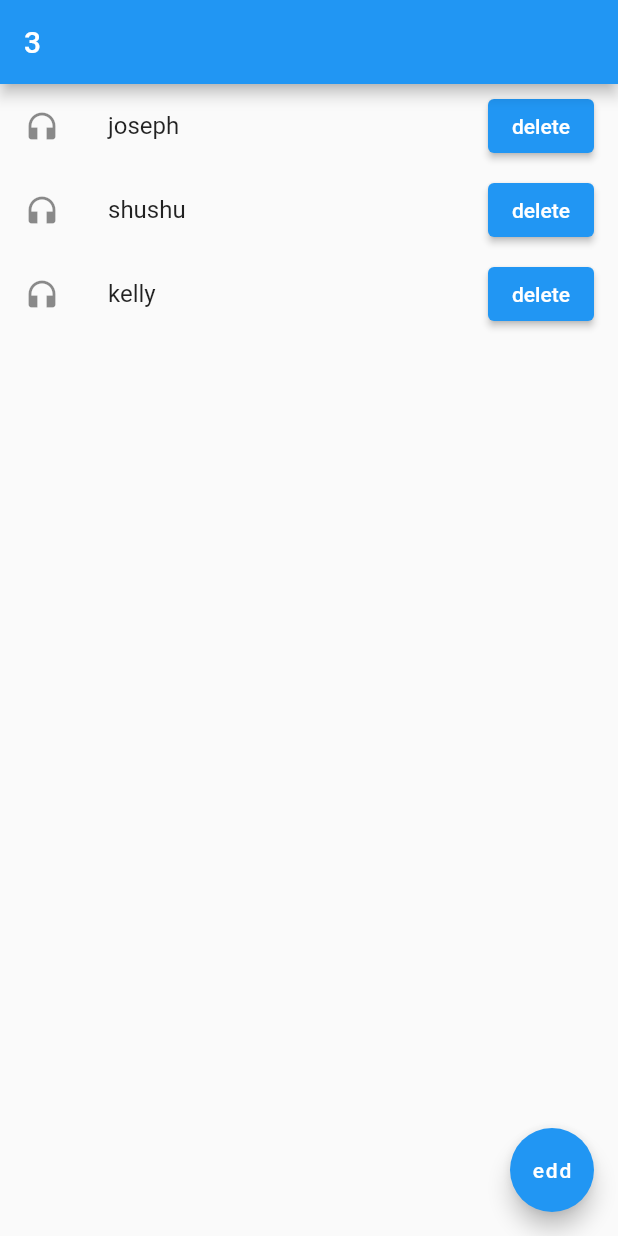
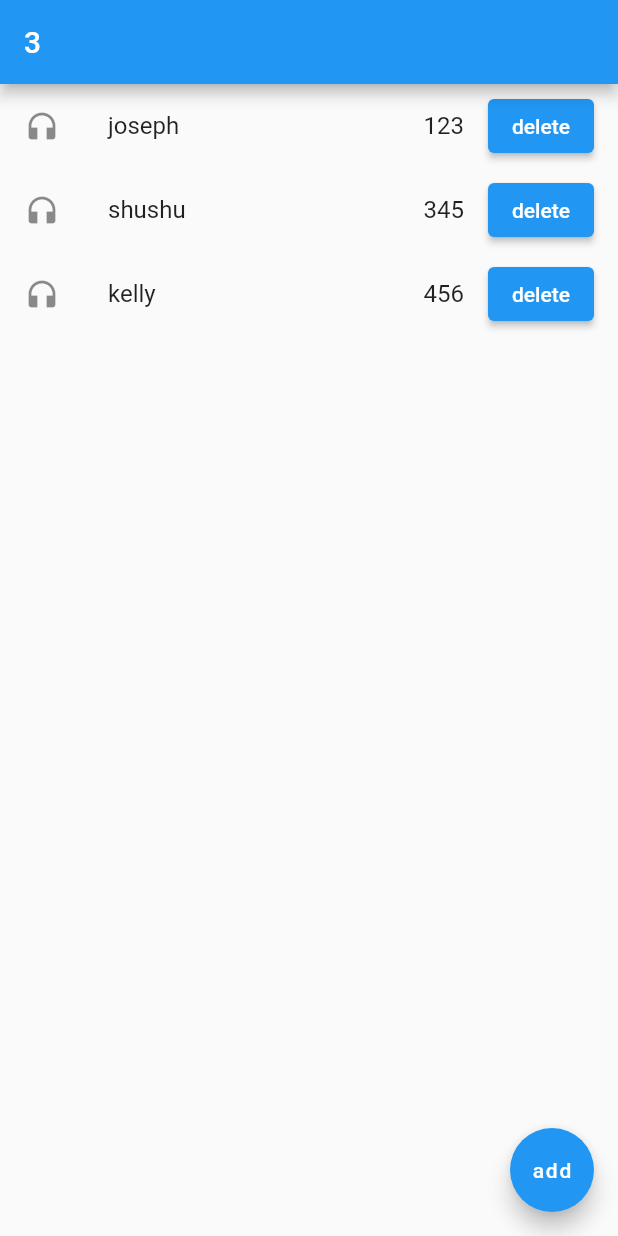
Before and after one commit to jungahsuperb/lucy, a Flutter app: the screen it shows after launch, on a phone screen of 412 x 824 dp. Run offline on Flutter 3.47's test engine with Material 2 defaults, Android fonts, the phone set to English and light mode, and no system bars.

Commit message:
phone add

```diff
--- a/lib/main.dart
+++ b/lib/main.dart
@@ -16,12 +16,21 @@ class MyApp extends StatefulWidget {
 class _MyAppState extends State<MyApp> {
   var total = 3;
   var name = ['joseph', 'shushu', 'kelly'];
+  var phone = ['123', '345', '456'];
   var like = [0, 0, 0];
 
   addname(a) {
     setState(() {
       if (a != '') {
         name.add(a);
+      }
+    });
+  }
+
+  addphone(p){
+    setState(() {
+      if(p != ''){
+        phone.add(p);
       }
     });
   }
@@ -40,10 +49,10 @@ class _MyAppState extends State<MyApp> {
             showDialog(
                 context: context,
                 builder: (context) {
-                  return DialogUI(addOne: addOne, addName: addname);
+                  return DialogUI(addOne: addOne, addName: addname, addPhone: addphone,);
                 });
           },
-          child: Text('edd'),
+          child: Text('add'),
         ),
         appBar: AppBar(
           title: Text(total.toString()),
@@ -53,18 +62,25 @@ class _MyAppState extends State<MyApp> {
             itemBuilder: (c, i) {
               return ListTile(
                   leading: Icon(Icons.headphones),
-                  title: Text(name[i]),
-                  trailing: ElevatedButton(onPressed: (){}, child: Text('delete'),)
-              );
+                  title: Row(
+                    mainAxisAlignment: MainAxisAlignment.spaceBetween,
+                    children: [Text(name[i]), Text(phone[i])]),
+                  //Text(name[i]),
+                  trailing: ElevatedButton(
+                    onPressed: () {},
+                    child: Text('delete'),
+                  ));
             }));
   }
 }
 
 class DialogUI extends StatelessWidget {
-  DialogUI({Key? key, this.addOne, this.addName}) : super(key: key);
+  DialogUI({Key? key, this.addOne, this.addName, this.addPhone}) : super(key: key);
   final addOne;
   final addName;
+  final addPhone;
   var inputData = TextEditingController();
+  var phoneData = TextEditingController();
 
   @override
   Widget build(BuildContext context) {
@@ -78,10 +94,14 @@ class DialogUI extends StatelessWidget {
             TextField(
               controller: inputData,
             ),
+            TextField(
+              controller: phoneData,
+            ),
             TextButton(
                 onPressed: () {
                   addOne();
                   addName(inputData.text);
+                  addPhone(phoneData.text);
                   Navigator.pop(context);
                 },
                 child: Text('완료')),
```
